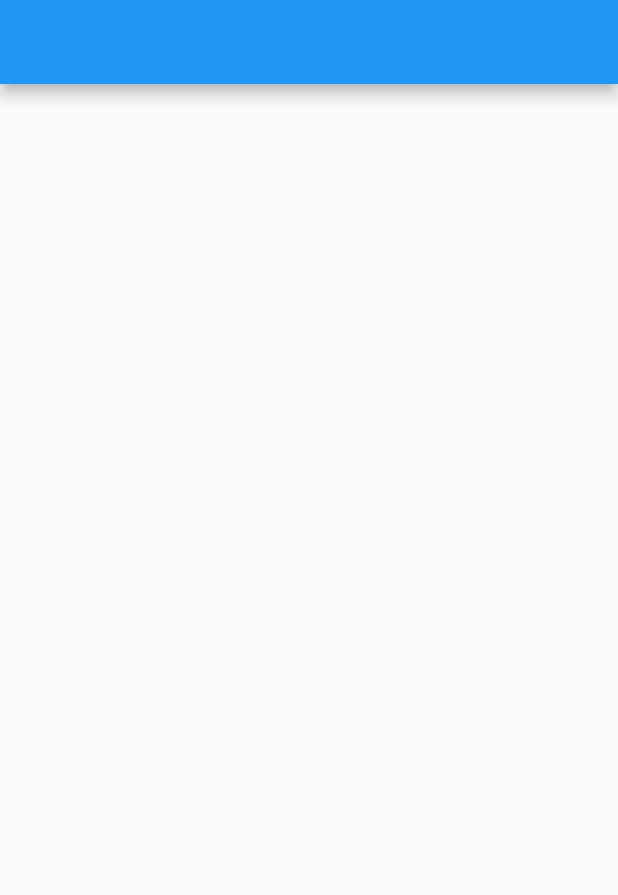
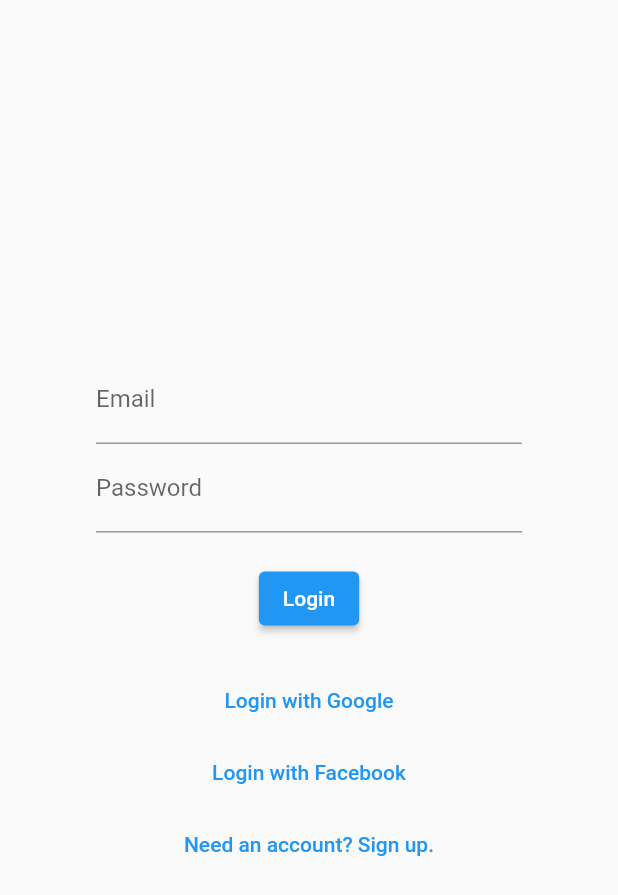
Before and after one commit to kangbba/transpresentation, a Flutter app: the screen it shows after launch, on a phone screen of 412 x 824 dp. Shown: the top 895 px of the screen. Run offline on Flutter 3.47's test engine with Material 2 defaults, Android fonts, the phone set to English and light mode, and no system bars; our stand-ins replace firebase_auth, firebase_core, google_sign_in; accounts and stored records are empty.

Commit message:
login screen

```diff
--- /dev/null
+++ b/lib/login_screen.dart
@@ -0,0 +1,120 @@
+import 'package:firebase_auth/firebase_auth.dart';
+import 'package:flutter/material.dart';
+import 'package:google_sign_in/google_sign_in.dart';
+import 'package:transpresentation/signup_screen.dart';
+
+class LoginScreen extends StatefulWidget {
+  @override
+  _LoginScreenState createState() => _LoginScreenState();
+}
+
+class _LoginScreenState extends State<LoginScreen> {
+  final _emailController = TextEditingController();
+  final _passwordController = TextEditingController();
+  final FirebaseAuth _auth = FirebaseAuth.instance;
+  final GoogleSignIn _googleSignIn = GoogleSignIn();
+
+  @override
+  void dispose() {
+    _emailController.dispose();
+    _passwordController.dispose();
+    super.dispose();
+  }
+
+  Future<UserCredential?> signInWithGoogle() async {
+    // Trigger the Google Authentication flow.
+    final GoogleSignInAccount? googleUser = await _googleSignIn.signIn();
+
+    if (googleUser == null) {
+      throw FirebaseAuthException(
+        code: 'ERROR_ABORTED_BY_USER',
+        message: 'Sign in aborted by user',
+      );
+    }
+
+    // Obtain the Google Authentication credential.
+    final GoogleSignInAuthentication googleAuth = await googleUser.authentication;
+
+    // Create a Firebase credential from the Google Authentication credential.
+    final credential = GoogleAuthProvider.credential(
+      accessToken: googleAuth.accessToken,
+      idToken: googleAuth.idToken,
+    );
+
+    // Sign in to Firebase with the Firebase credential.
+    return await _auth.signInWithCredential(credential);
+  }
+
+  @override
+  Widget build(BuildContext context) {
+    return Scaffold(
+      body: Padding(
+        padding: const EdgeInsets.all(64.0),
+        child: Column(
+          mainAxisAlignment: MainAxisAlignment.center,
+          children: [
+            TextField(
+              controller: _emailController,
+              decoration: InputDecoration(
+                labelText: 'Email',
+              ),
+            ),
+            TextField(
+              controller: _passwordController,
+              decoration: InputDecoration(
+                labelText: 'Password',
+              ),
+            ),
+            SizedBox(height: 20),
+            ElevatedButton(
+              onPressed: () async {
+                try {
+                  final UserCredential userCredential = await _auth.signInWithEmailAndPassword(
+                    email: _emailController.text.trim(),
+                    password: _passwordController.text.trim(),
+                  );
+                  // Navigate to the home screen if the login is successful.
+                } on FirebaseAuthException catch (e) {
+                  if (e.code == 'user-not-found') {
+                    print('No user found for that email.');
+                  } else if (e.code == 'wrong-password') {
+                    print('Wrong password provided for that user.');
+                  }
+                }
+              },
+              child: Text('Login'),
+            ),
+            SizedBox(height: 20),
+            TextButton(
+              onPressed: () async {
+                try {
+                  final UserCredential? userCredential = await signInWithGoogle();
+                  // Navigate to the home screen if the login is successful.
+                } catch (e) {
+                  print(e);
+                }
+              },
+              child: Text('Login with Google'),
+            ),
+            TextButton(
+              onPressed: () {
+                // TODO: Implement Facebook login logic
+              },
+              child: Text('Login with Facebook'),
+            ),
+            TextButton(
+              onPressed: () {
+                // Switch to the Signup screen
+                Navigator.push(
+                  context,
+                  MaterialPageRoute(builder: (context) => SignupScreen()),
+                );
+              },
+              child: Text('Need an account? Sign up.'),
+            ),
+          ],
+        ),
+      ),
+    );
+  }
+}
--- a/lib/main.dart
+++ b/lib/main.dart
@@ -1,8 +1,12 @@
 import 'package:flutter/material.dart';
+import 'package:transpresentation/login_screen.dart';
+import 'package:firebase_core/firebase_core.dart';
 
 import 'main_screen.dart';
 
-void main() {
+void main() async{
+  WidgetsFlutterBinding.ensureInitialized();
+  await Firebase.initializeApp();
   runApp(const MyApp());
 }
 
@@ -13,11 +17,11 @@ class MyApp extends StatelessWidget {
   @override
   Widget build(BuildContext context) {
     return MaterialApp(
-      title: 'Flutter Demo',
+      debugShowCheckedModeBanner: false,
       theme: ThemeData(
         primarySwatch: Colors.blue,
       ),
-      home: MainScreen(),
+      home: LoginScreen(),
     );
   }
 }
--- a/lib/main_screen.dart
+++ b/lib/main_screen.dart
@@ -1,3 +1,4 @@
+
 import 'package:flutter/material.dart';
 
 class MainScreen extends StatefulWidget {
@@ -31,4 +32,5 @@ class _MainScreenState extends State<MainScreen> {
       ),
     );
   }
+
 }
--- a/pubspec.yaml
+++ b/pubspec.yaml
@@ -30,7 +30,12 @@ environment:
 dependencies:
   flutter:
     sdk: flutter
+  firebase_auth: ^3.3.5
+  fluttertoast: ^8.2.1
+  google_sign_in: ^5.2.1
+  flutter_facebook_auth: ^4.1.1
 
+  change_app_package_name: ^1.0.0
 
   # The following adds the Cupertino Icons font to your application.
   # Use with the CupertinoIcons class for iOS style icons.
```
Also changed, not shown: lib/signup_screen.dart (added, +79 -0 lines), 12 other files.
